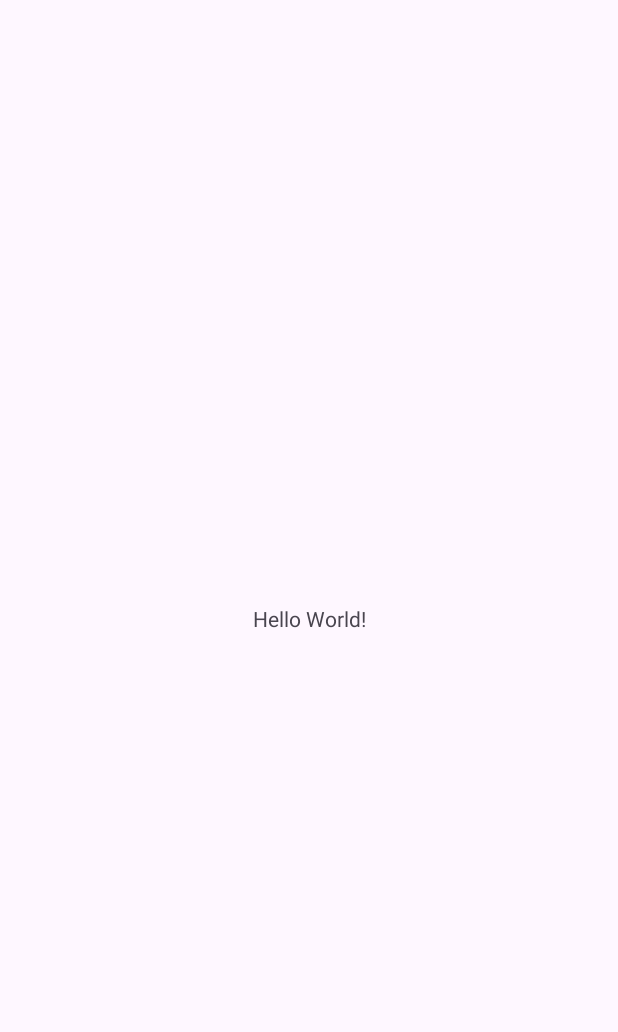
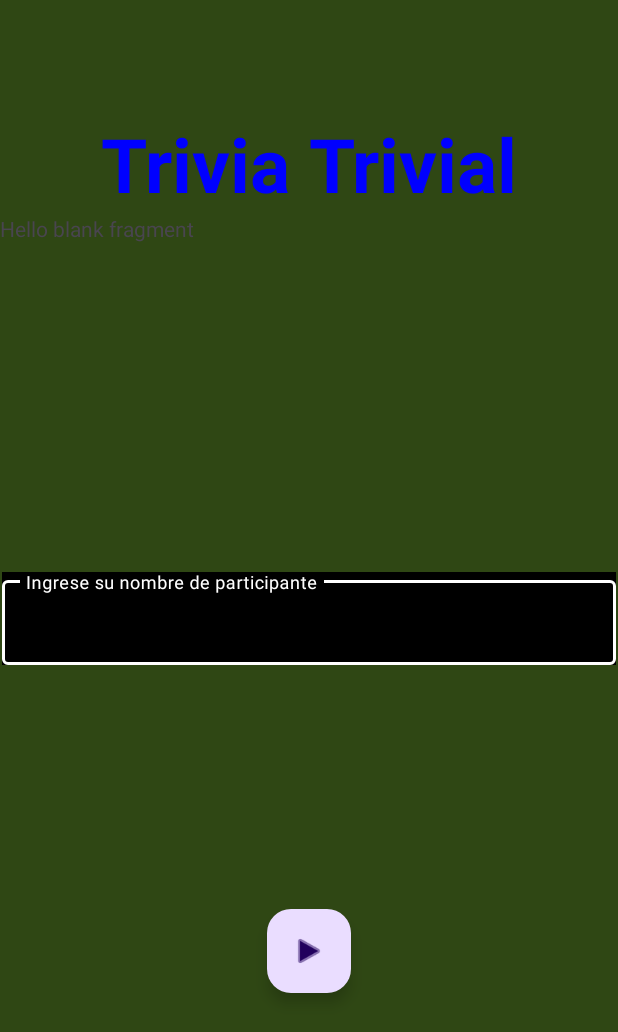
Before and after one commit to justerbass/bootcamp_android_java, an Android app: the screen it shows after launch (MainActivity), on a phone screen of 412 x 824 dp. Before the commit the part shown is almost empty. Shown: the top 1032 px of the screen. Run offline under Robolectric (Android 15) with nearby library versions, the phone set to English and light mode, and no system bars.

Commit message:
main design ready

```diff
--- a/Individual13/app/build.gradle
+++ b/Individual13/app/build.gradle
@@ -35,7 +35,8 @@ android {
 dependencies {
 
 //    implementation libs.navigation.fragment
-//    implementation libs.navigation.ui
+//    implementation libs.navigarion.ui
+
     implementation libs.appcompat
     implementation libs.material
     implementation libs.activity
--- a/Individual13/app/src/main/java/cl/bootcamp/individual13/Pregunta.java
+++ b/Individual13/app/src/main/java/cl/bootcamp/individual13/Pregunta.java
@@ -8,51 +8,19 @@ import android.view.LayoutInflater;
 import android.view.View;
 import android.view.ViewGroup;
 
-/**
- * A simple {@link Fragment} subclass.
- * Use the {@link Pregunta#newInstance} factory method to
- * create an instance of this fragment.
- */
+
 public class Pregunta extends Fragment {
 
-    // TODO: Rename parameter arguments, choose names that match
-    // the fragment initialization parameters, e.g. ARG_ITEM_NUMBER
-    private static final String ARG_PARAM1 = "param1";
-    private static final String ARG_PARAM2 = "param2";
-
-    // TODO: Rename and change types of parameters
-    private String mParam1;
-    private String mParam2;
 
     public Pregunta() {
         // Required empty public constructor
     }
 
-    /**
-     * Use this factory method to create a new instance of
-     * this fragment using the provided parameters.
-     *
-     * @param param1 Parameter 1.
-     * @param param2 Parameter 2.
-     * @return A new instance of fragment Pregunta.
-     */
-    // TODO: Rename and change types and number of parameters
-    public static Pregunta newInstance(String param1, String param2) {
-        Pregunta fragment = new Pregunta();
-        Bundle args = new Bundle();
-        args.putString(ARG_PARAM1, param1);
-        args.putString(ARG_PARAM2, param2);
-        fragment.setArguments(args);
-        return fragment;
-    }
 
     @Override
     public void onCreate(Bundle savedInstanceState) {
         super.onCreate(savedInstanceState);
-        if (getArguments() != null) {
-            mParam1 = getArguments().getString(ARG_PARAM1);
-            mParam2 = getArguments().getString(ARG_PARAM2);
-        }
+
     }
 
     @Override
--- a/Individual13/app/src/main/res/layout/activity_main.xml
+++ b/Individual13/app/src/main/res/layout/activity_main.xml
@@ -5,15 +5,70 @@
     android:id="@+id/main"
     android:layout_width="match_parent"
     android:layout_height="match_parent"
-    tools:context=".MainActivity">
+    tools:context=".MainActivity"
+    android:background="@color/back">
 
     <TextView
+        android:id="@+id/app_name"
         android:layout_width="wrap_content"
         android:layout_height="wrap_content"
-        android:text="Hello World!"
-        app:layout_constraintBottom_toBottomOf="parent"
+        android:text="@string/app_name"
         app:layout_constraintEnd_toEndOf="parent"
         app:layout_constraintStart_toStartOf="parent"
-        app:layout_constraintTop_toTopOf="parent" />
+        app:layout_constraintTop_toTopOf="parent"
+        android:layout_marginTop="75dp"
+        android:textStyle="bold"
+        android:textSize="50sp"
+        android:textColor="@color/blue"
+        />
+
+    <com.google.android.material.textfield.TextInputLayout
+        android:id="@+id/input_text_player"
+        android:layout_width="409dp"
+        android:layout_height="wrap_content"
+        app:layout_constraintEnd_toEndOf="parent"
+        app:layout_constraintStart_toStartOf="parent"
+        app:layout_constraintTop_toTopOf="parent"
+        app:layout_constraintBottom_toBottomOf="parent"
+        android:background="@color/black"
+        android:textColorHint="@color/white"
+
+        >
+
+        <com.google.android.material.textfield.TextInputEditText
+            android:id="@+id/edit_name_player"
+            android:layout_width="match_parent"
+            android:layout_height="wrap_content"
+            android:hint="@string/input_name_hint"
+            android:textColor="@color/white"
+            android:inputType="textAutoComplete"
+            />
+    </com.google.android.material.textfield.TextInputLayout>
+
+    <com.google.android.material.floatingactionbutton.FloatingActionButton
+        android:id="@+id/floating_play_button"
+        android:layout_width="wrap_content"
+        android:layout_height="wrap_content"
+        android:clickable="true"
+        android:focusable="true"
+        app:layout_constraintEnd_toEndOf="parent"
+        app:layout_constraintStart_toStartOf="parent"
+        app:srcCompat="@android:drawable/ic_media_play"
+        app:layout_constraintBottom_toBottomOf="parent"
+        app:layout_constraintTop_toBottomOf="@id/input_text_player"
+
+        />
+
+    <androidx.fragment.app.FragmentContainerView
+        android:id="@+id/fragmentContainerView"
+        android:name="cl.bootcamp.individual13.Pregunta"
+        android:layout_width="match_parent"
+        android:layout_height="0dp"
+        app:layout_constraintStart_toStartOf="parent"
+        app:layout_constraintEnd_toEndOf="parent"
+        app:layout_constraintBottom_toBottomOf="parent"
+        app:layout_constraintTop_toBottomOf="@id/app_name"/>
+
+
 
 </androidx.constraintlayout.widget.ConstraintLayout>
--- a/Individual13/app/src/main/res/values/colors.xml
+++ b/Individual13/app/src/main/res/values/colors.xml
@@ -1,5 +1,8 @@
 <?xml version="1.0" encoding="utf-8"?>
 <resources>
+
     <color name="black">#FF000000</color>
     <color name="white">#FFFFFFFF</color>
+    <color name="blue">#FF0000FF</color>
+    <color name="back">#2F4714</color>
 </resources>
--- a/Individual13/app/src/main/res/values/strings.xml
+++ b/Individual13/app/src/main/res/values/strings.xml
@@ -1,5 +1,7 @@
 <resources>
-    <string name="app_name">Individual13</string>
+    <string name="app_name">Trivia Trivial</string>
     <!-- TODO: Remove or change this placeholder text -->
     <string name="hello_blank_fragment">Hello blank fragment</string>
+
+    <string name="input_name_hint">Ingrese su nombre de participante</string>
 </resources>
--- a/Individual13/app/src/main/res/values/themes.xml
+++ b/Individual13/app/src/main/res/values/themes.xml
@@ -2,7 +2,7 @@
     <!-- Base application theme. -->
     <style name="Base.Theme.Individual13" parent="Theme.Material3.DayNight.NoActionBar">
         <!-- Customize your light theme here. -->
-        <!-- <item name="colorPrimary">@color/my_light_primary</item> -->
+        <item name="colorPrimary">@color/white</item>
     </style>
 
     <style name="Theme.Individual13" parent="Base.Theme.Individual13" />
```
